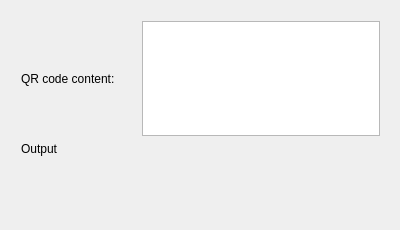
Before: the Qt Designer form code-reader/code-reader/codereaderwidget.ui in groovytron/cute-lenspics, drawn with Qt 5.
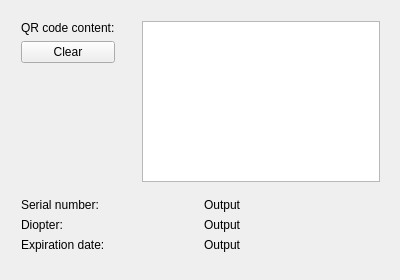
After: the same form once the commit is applied.

Commit message: Diopter and expiration date are displayed in code-reader

Diff of the .ui file:
```diff
--- a/code-reader/code-reader/codereaderwidget.ui
+++ b/code-reader/code-reader/codereaderwidget.ui
@@ -7,19 +7,19 @@
     <x>0</x>
     <y>0</y>
     <width>400</width>
-    <height>230</height>
+    <height>280</height>
    </rect>
   </property>
   <property name="minimumSize">
    <size>
     <width>400</width>
-    <height>230</height>
+    <height>280</height>
    </size>
   </property>
   <property name="maximumSize">
    <size>
     <width>400</width>
-    <height>380</height>
+    <height>280</height>
    </size>
   </property>
   <property name="windowTitle">
@@ -31,21 +31,45 @@
      <x>10</x>
      <y>10</y>
      <width>381</width>
-     <height>157</height>
+     <height>262</height>
     </rect>
    </property>
    <layout class="QVBoxLayout" name="verticalLayout">
     <item>
      <layout class="QHBoxLayout" name="horizontalLayout">
       <item>
+       <layout class="QVBoxLayout" name="verticalLayout_2">
+        <item>
        <widget class="QLabel" name="seriaNumberLabel">
         <property name="text">
          <string>QR code content:</string>
         </property>
         <property name="buddy">
-         <cstring>serialNumberInput</cstring>
-        </property>
-       </widget>
+           <cstring>qrCodeInput</cstring>
+          </property>
+         </widget>
+        </item>
+        <item>
+         <widget class="QPushButton" name="clearBtn">
+          <property name="text">
+           <string>Clear</string>
+          </property>
+         </widget>
+        </item>
+        <item>
+         <spacer name="verticalSpacer_3">
+          <property name="orientation">
+           <enum>Qt::Vertical</enum>
+          </property>
+          <property name="sizeHint" stdset="0">
+           <size>
+            <width>20</width>
+            <height>40</height>
+           </size>
+          </property>
+         </spacer>
+        </item>
+       </layout>
       </item>
       <item>
        <spacer name="horizontalSpacer">
@@ -61,7 +85,14 @@
        </spacer>
       </item>
       <item>
-       <widget class="QPlainTextEdit" name="serialNumberInput"/>
+       <widget class="QPlainTextEdit" name="qrCodeInput">
+        <property name="minimumSize">
+         <size>
+          <width>0</width>
+          <height>145</height>
+         </size>
+        </property>
+       </widget>
       </item>
      </layout>
     </item>
@@ -79,11 +110,58 @@
      </spacer>
     </item>
     <item>
+     <layout class="QHBoxLayout" name="horizontalLayout_2">
+      <item>
+       <widget class="QLabel" name="label">
+        <property name="text">
+         <string>Serial number:</string>
+        </property>
+       </widget>
+      </item>
+      <item>
      <widget class="QLabel" name="serialNumberOuput">
       <property name="text">
        <string>Output</string>
       </property>
      </widget>
+      </item>
+     </layout>
+    </item>
+    <item>
+     <layout class="QHBoxLayout" name="horizontalLayout_4">
+      <item>
+       <widget class="QLabel" name="label_3">
+        <property name="text">
+         <string>Diopter:</string>
+        </property>
+       </widget>
+      </item>
+      <item>
+       <widget class="QLabel" name="diopterOutput">
+        <property name="text">
+         <string>Output</string>
+        </property>
+       </widget>
+      </item>
+     </layout>
+    </item>
+    <item>
+     <layout class="QHBoxLayout" name="horizontalLayout_3">
+      <item>
+       <widget class="QLabel" name="label_2">
+        <property name="text">
+         <string>Expiration date:</string>
+        </property>
+       </widget>
+      </item>
+      <item>
+       <widget class="QLabel" name="expirationDateOutput">
+        <property name="text">
+         <string>Output</string>
+        </property>
+       </widget>
+      </item>
+     </layout>
     </item>
     <item>
      <spacer name="verticalSpacer_2">
```
Lines whose indentation alone changed are shown as unchanged. The commit also changes 2 other files.
